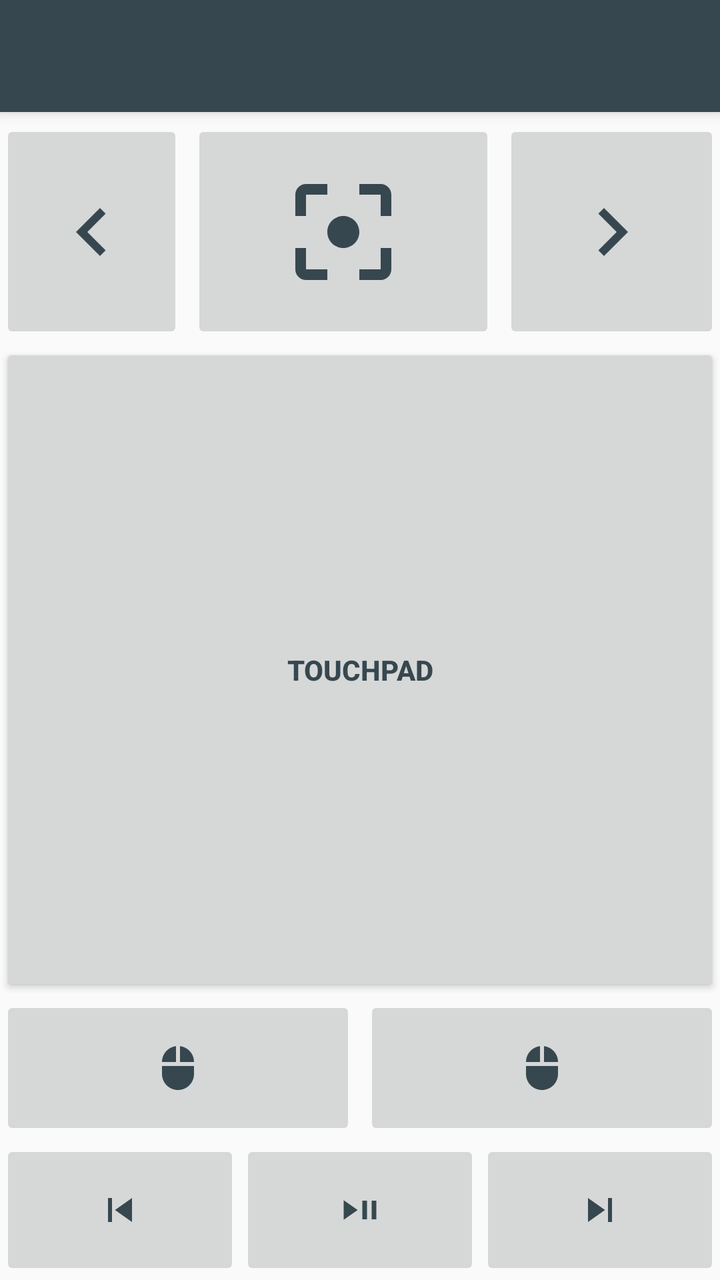
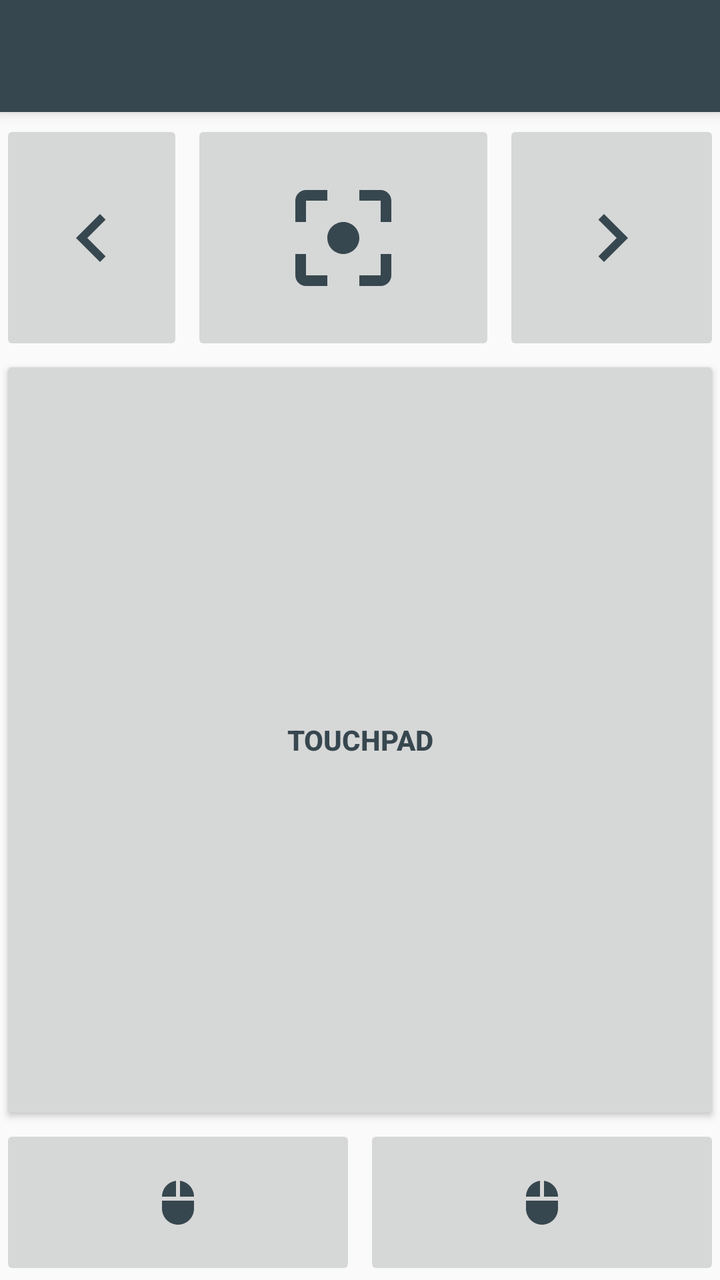

Compare the two renders of this Android layout. The source of the first and the diff that turns it into the second are given below.
<!-- AndroidManifest.xml: application theme AppTheme -->
<!-- res/layout/activity_control.xml -->
<?xml version="1.0" encoding="utf-8"?>
<androidx.coordinatorlayout.widget.CoordinatorLayout xmlns:android="http://schemas.android.com/apk/res/android"
    xmlns:app="http://schemas.android.com/apk/res-auto"
    xmlns:tools="http://schemas.android.com/tools"
    android:layout_width="match_parent"
    android:layout_height="match_parent"
    android:fitsSystemWindows="true"
    android:keepScreenOn="true"
    tools:context=".ControlActivity">

    <com.google.android.material.appbar.AppBarLayout
        android:layout_width="match_parent"
        android:layout_height="wrap_content">

        <androidx.appcompat.widget.Toolbar
            android:id="@+id/toolbar"
            android:layout_width="match_parent"
            android:layout_height="?attr/actionBarSize"
            android:theme="@style/ThemeOverlay.AppCompat.Dark.ActionBar" />

    </com.google.android.material.appbar.AppBarLayout>

    <androidx.constraintlayout.widget.ConstraintLayout
        android:id="@+id/controlMainView"
        android:layout_width="match_parent"
        android:layout_height="match_parent"
        app:layout_behavior="@string/appbar_scrolling_view_behavior"
        tools:showIn="@layout/activity_conn">

        <androidx.coordinatorlayout.widget.CoordinatorLayout
            android:id="@+id/constraintLayoutControlScanner"
            android:layout_width="match_parent"
            android:layout_height="match_parent"
            android:visibility="gone">

            <me.dm7.barcodescanner.zxing.ZXingScannerView
                android:id="@+id/scannerView"
                android:layout_width="match_parent"
                android:layout_height="match_parent" />

            <LinearLayout
                android:layout_width="match_parent"
                android:layout_height="wrap_content"
                android:layout_gravity="bottom|center"
                android:background="#66ffffff">

                <CheckBox
                    android:id="@+id/checkBoxControlScannerReturn"
                    android:layout_width="wrap_content"
                    android:layout_height="wrap_content"
                    android:layout_margin="15dp"
                    android:checked="true"
                    android:text="@string/send_return" />
            </LinearLayout>
        </androidx.coordinatorlayout.widget.CoordinatorLayout>

        <ScrollView
            android:id="@+id/linearLayoutControlKeyboard"
            android:layout_width="match_parent"
            android:layout_height="match_parent"
            android:visibility="gone">

            <LinearLayout
                android:layout_width="match_parent"
                android:layout_height="wrap_content"
                android:orientation="vertical">

                <CheckBox
                    android:id="@+id/checkBoxControlKeyboardSendImmediately"
                    android:layout_width="wrap_content"
                    android:layout_height="wrap_content"
                    android:layout_gravity="center"
                    android:checked="true"
                    android:text="@string/send_immediately" />

                <androidx.coordinatorlayout.widget.CoordinatorLayout
                    android:id="@+id/viewKeyboardInput"
                    android:layout_width="match_parent"
                    android:layout_height="128dp"
                    android:inputType="text"
                    android:minHeight="24dp"
                    android:orientation="vertical">
                    <ImageView
                        android:layout_width="match_parent"
                        android:layout_height="match_parent"
                        android:contentDescription="@string/show_or_hide_keyboard"
                        android:onClick="showSoftKeyboard"
                        app:tint="@color/colorAccent"
                        android:src="@drawable/ic_keyboard_dynamic_128dp" />
                    <systems.sieber.remotespotlight.InputView
                        android:id="@+id/editTextControlKeyboardImmediately"
                        android:layout_width="match_parent"
                        android:layout_height="match_parent"
                        android:hint="@string/send_text_placeholder"
                        android:onClick="showSoftKeyboard"
                        android:inputType="textMultiLine"
                        android:visibility="visible"
                        android:focusable="true"
                        android:clickable="true"
                        tools:ignore="UnusedAttribute" />
                </androidx.coordinatorlayout.widget.CoordinatorLayout>

                <EditText
                    android:id="@+id/editTextControlKeyboardText"
                    android:layout_width="match_parent"
                    android:layout_height="wrap_content"
                    android:hint="@string/send_text_placeholder"
                    android:importantForAutofill="no"
                    android:inputType="textMultiLine|textFilter"
                    android:visibility="gone"
                    tools:ignore="UnusedAttribute" />

                <LinearLayout
                    android:layout_width="match_parent"
                    android:layout_height="wrap_content"
                    android:orientation="vertical">

                    <LinearLayout
                        android:layout_width="match_parent"
                        android:layout_height="wrap_content">

                        <Button
                            android:layout_width="0dp"
                            android:layout_height="70dp"
                            android:layout_weight="1"
                            android:onClick="sendEscape"
                            android:textStyle="bold"
                            android:textColor="@color/colorIcon"
                            android:text="@string/escape_key" />
                        <Space
                            android:layout_width="@dimen/control_button_horizontal_space"
                            android:layout_height="match_parent" />
                        <ImageButton
                            android:layout_width="0dp"
                            android:layout_height="70dp"
                            android:layout_weight="1"
                            android:contentDescription="@string/up_arrow_key"
                            android:onClick="sendUp"
                            app:tint="@color/colorIcon"
                            android:src="@drawable/ic_keyboard_arrow_up_dynamic_48dp" />
                        <Space
                            android:layout_width="@dimen/control_button_horizontal_space"
                            android:layout_height="match_parent" />
                        <Button
                            android:id="@+id/buttonSendText"
                            style="@style/Widget.AppCompat.Button.Colored"
                            android:layout_width="0dp"
                            android:layout_height="70dp"
                            android:layout_weight="1"
                            android:onClick="sendMessageFromTextBox"
                            android:text="@string/send"
                            android:visibility="invisible" />
                    </LinearLayout>

                    <LinearLayout
                        android:layout_width="match_parent"
                        android:layout_height="wrap_content">

                        <ImageButton
                            android:layout_width="0dp"
                            android:layout_height="70dp"
                            android:layout_weight="1"
                            android:contentDescription="@string/left_arrow_key"
                            android:onClick="sendLeft"
                            app:tint="@color/colorIcon"
                            android:src="@drawable/ic_keyboard_arrow_left_dynamic_48dp" />
                        <Space
                            android:layout_width="@dimen/control_button_horizontal_space"
                            android:layout_height="match_parent" />
                        <ImageButton
                            android:layout_width="0dp"
                            android:layout_height="70dp"
                            android:layout_weight="1"
                            android:contentDescription="@string/down_arrow_key"
                            android:onClick="sendDown"
                            app:tint="@color/colorIcon"
                            android:src="@drawable/ic_keyboard_arrow_down_dynamic_48dp" />
                        <Space
                            android:layout_width="@dimen/control_button_horizontal_space"
                            android:layout_height="match_parent" />
                        <ImageButton
                            android:layout_width="0dp"
                            android:layout_height="70dp"
                            android:layout_weight="1"
                            android:contentDescription="@string/right_arrow_key"
                            android:onClick="sendRight"
                            app:tint="@color/colorIcon"
                            android:src="@drawable/ic_keyboard_arrow_right_dynamic_48dp" />
                    </LinearLayout>
                </LinearLayout>

                <Space
                    android:layout_width="match_parent"
                    android:layout_height="24dp" />

                <LinearLayout
                    style="?android:attr/buttonBarStyle"
                    android:layout_width="match_parent"
                    android:layout_height="wrap_content">

                    <Button
                        style="?android:attr/buttonBarButtonStyle"
                        android:layout_width="0dp"
                        android:layout_height="70dp"
                        android:layout_weight="1"
                        android:onClick="sendF1"
                        android:text="@string/f1" />

                    <Button
                        style="?android:attr/buttonBarButtonStyle"
                        android:layout_width="0dp"
                        android:layout_height="70dp"
                        android:layout_weight="1"
                        android:onClick="sendF2"
                        android:text="@string/f2" />

                    <Button
                        style="?android:attr/buttonBarButtonStyle"
                        android:layout_width="0dp"
                        android:layout_height="70dp"
                        android:layout_weight="1"
                        android:onClick="sendF3"
                        android:text="@string/f3" />

                    <Button
                        style="?android:attr/buttonBarButtonStyle"
                        android:layout_width="0dp"
                        android:layout_height="70dp"
                        android:layout_weight="1"
                        android:onClick="sendF4"
                        android:text="@string/f4" />
                </LinearLayout>

                <LinearLayout
                    style="?android:attr/buttonBarStyle"
                    android:layout_width="match_parent"
                    android:layout_height="wrap_content">

                    <Button
                        style="?android:attr/buttonBarButtonStyle"
                        android:layout_width="0dp"
                        android:layout_height="70dp"
                        android:layout_weight="1"
                        android:onClick="sendF5"
                        android:text="@string/f5" />

                    <Button
                        style="?android:attr/buttonBarButtonStyle"
                        android:layout_width="0dp"
                        android:layout_height="70dp"
                        android:layout_weight="1"
                        android:onClick="sendF6"
                        android:text="@string/f6" />

                    <Button
                        style="?android:attr/buttonBarButtonStyle"
                        android:layout_width="0dp"
                        android:layout_height="70dp"
                        android:layout_weight="1"
                        android:onClick="sendF7"
                        android:text="@string/f7" />

                    <Button
                        style="?android:attr/buttonBarButtonStyle"
                        android:layout_width="0dp"
                        android:layout_height="70dp"
                        android:layout_weight="1"
                        android:onClick="sendF8"
                        android:text="@string/f8" />
                </LinearLayout>

                <LinearLayout
                    style="?android:attr/buttonBarStyle"
                    android:layout_width="match_parent"
                    android:layout_height="wrap_content">

                    <Button
                        style="?android:attr/buttonBarButtonStyle"
                        android:layout_width="0dp"
                        android:layout_height="70dp"
                        android:layout_weight="1"
                        android:onClick="sendF9"
                        android:text="@string/f9" />

                    <Button
                        style="?android:attr/buttonBarButtonStyle"
                        android:layout_width="0dp"
                        android:layout_height="70dp"
                        android:layout_weight="1"
                        android:onClick="sendF10"
                        android:text="@string/f10" />

                    <Button
                        style="?android:attr/buttonBarButtonStyle"
                        android:layout_width="0dp"
                        android:layout_height="70dp"
                        android:layout_weight="1"
                        android:onClick="sendF11"
                        android:text="@string/f11" />

                    <Button
                        style="?android:attr/buttonBarButtonStyle"
                        android:layout_width="0dp"
                        android:layout_height="70dp"
                        android:layout_weight="1"
                        android:onClick="sendF12"
                        android:text="@string/f12" />
                </LinearLayout>
            </LinearLayout>
        </ScrollView>

        <LinearLayout
            android:id="@+id/linearLayoutControlDefaults"
            android:layout_width="match_parent"
            android:layout_height="match_parent"
            android:orientation="vertical"
            android:visibility="visible">

            <Space
                android:layout_width="wrap_content"
                android:layout_height="@dimen/control_button_horizontal_space" />

            <LinearLayout
                android:layout_width="match_parent"
                android:layout_height="wrap_content"
                android:layout_weight="1"
                android:orientation="horizontal">

                <ImageButton
                    android:id="@+id/buttonPrev"
                    android:layout_width="90dp"
                    android:layout_height="match_parent"
                    android:layout_weight="1"
                    android:contentDescription="@string/page_up"
                    app:tint="@color/colorIcon"
                    android:onClick="sendPrev"
                    android:src="@drawable/ic_navigate_before_dynamic_48dp"
                    tools:ignore="NestedWeights" />
                <Space
                    android:layout_width="@dimen/control_button_horizontal_space"
                    android:layout_height="match_parent" />
                <ImageButton
                    android:id="@+id/buttonSpotlight"
                    android:layout_width="wrap_content"
                    android:layout_height="match_parent"
                    android:layout_weight="35"
                    android:contentDescription="@string/show_pointer"
                    app:tint="@color/colorIcon"
                    android:src="@drawable/ic_filter_center_focus_dynamic_24dp" />
                <Space
                    android:layout_width="@dimen/control_button_horizontal_space"
                    android:layout_height="match_parent" />
                <ImageButton
                    android:id="@+id/buttonNext"
                    android:layout_width="90dp"
                    android:layout_height="match_parent"
                    android:layout_weight="10"
                    android:contentDescription="@string/page_down"
                    app:tint="@color/colorIcon"
                    android:onClick="sendNext"
                    android:src="@drawable/ic_navigate_next_dynamic_48dp" />
            </LinearLayout>

            <LinearLayout
                android:layout_width="match_parent"
                android:layout_height="wrap_content"
                android:layout_weight="10"
                android:orientation="horizontal">

                <Button
                    android:id="@+id/buttonTouchpad"
                    style="@style/Widget.AppCompat.Button"
                    android:textStyle="bold"
                    android:textColor="@color/colorIcon"
                    android:layout_width="match_parent"
                    android:layout_height="match_parent"
                    android:text="@string/touchpad" />
            </LinearLayout>

            <LinearLayout
                android:layout_width="match_parent"
                android:layout_height="wrap_content"
                android:layout_weight="1">

                <ImageButton
                    android:id="@+id/buttonMouseLeft"
                    android:layout_width="90dp"
                    android:layout_height="match_parent"
                    android:layout_weight="1"
                    android:contentDescription="@string/mouse_click_left"
                    app:tint="@color/colorIcon"
                    android:src="@drawable/ic_mouse_dynamic_24dp"
                    tools:ignore="NestedWeights" />
                <Space
                    android:layout_width="@dimen/control_button_horizontal_space"
                    android:layout_height="match_parent" />
                <ImageButton
                    android:id="@+id/buttonMouseRight"
                    android:layout_width="90dp"
                    android:layout_height="match_parent"
                    android:layout_weight="1"
                    android:contentDescription="@string/mouse_click_right"
                    app:tint="@color/colorIcon"
                    android:src="@drawable/ic_mouse_dynamic_24dp" />
            </LinearLayout>

            <LinearLayout
                android:layout_width="match_parent"
                android:layout_height="wrap_content">

                <ImageButton
                    android:layout_width="0dp"
                    android:layout_height="70dp"
                    android:layout_weight="1"
                    android:onClick="sendMediaPrev"
                    app:tint="@color/colorIcon"
                    android:src="@drawable/ic_skip_previous_24dp"
                    android:contentDescription="@string/previous" />

                <ImageButton
                    android:layout_width="0dp"
                    android:layout_height="70dp"
                    android:layout_weight="1"
                    android:onClick="sendMediaPlayPause"
                    app:tint="@color/colorIcon"
                    android:src="@drawable/ic_play_pause_24dp"
                    android:contentDescription="@string/play_pause" />

                <ImageButton
                    android:layout_width="0dp"
                    android:layout_height="70dp"
                    android:layout_weight="1"
                    android:onClick="sendMediaNext"
                    app:tint="@color/colorIcon"
                    android:src="@drawable/ic_skip_next_24dp"
                    android:contentDescription="@string/next" />
            </LinearLayout>

            
        </LinearLayout>

    </androidx.constraintlayout.widget.ConstraintLayout>

</androidx.coordinatorlayout.widget.CoordinatorLayout>
<!-- res/layout/activity_conn.xml (included above) -->
<?xml version="1.0" encoding="utf-8"?>
<androidx.drawerlayout.widget.DrawerLayout
    xmlns:android="http://schemas.android.com/apk/res/android"
    xmlns:app="http://schemas.android.com/apk/res-auto"
    xmlns:tools="http://schemas.android.com/tools"
    android:id="@+id/drawerLayoutMain"
    android:layout_width="match_parent"
    android:layout_height="match_parent"
    android:fitsSystemWindows="true"
    tools:openDrawer="start">

    <include
        layout="@layout/activity_conn_content"
        android:layout_width="match_parent"
        android:layout_height="match_parent" />

    <com.google.android.material.navigation.NavigationView
        android:id="@+id/navigationViewMain"
        android:layout_width="wrap_content"
        android:layout_height="match_parent"
        android:layout_gravity="start"
        android:fitsSystemWindows="true"
        app:headerLayout="@layout/activity_conn_nav_header"
        app:menu="@menu/drawer_conn" />

</androidx.drawerlayout.widget.DrawerLayout>
<!-- res/layout/activity_conn_content.xml (included above) -->
<?xml version="1.0" encoding="utf-8"?>
<androidx.coordinatorlayout.widget.CoordinatorLayout
    xmlns:android="http://schemas.android.com/apk/res/android"
    xmlns:app="http://schemas.android.com/apk/res-auto"
    xmlns:tools="http://schemas.android.com/tools"
    android:layout_width="match_parent"
    android:layout_height="match_parent"
    tools:context=".ConnectActivity">

    <com.google.android.material.appbar.AppBarLayout
        android:layout_width="match_parent"
        android:layout_height="wrap_content">

        <androidx.appcompat.widget.Toolbar
            android:id="@+id/toolbar"
            android:layout_width="match_parent"
            android:layout_height="?attr/actionBarSize"
            android:theme="@style/ThemeOverlay.AppCompat.Dark.ActionBar" />

    </com.google.android.material.appbar.AppBarLayout>

    <androidx.constraintlayout.widget.ConstraintLayout
        android:layout_width="match_parent"
        android:layout_height="match_parent"
        tools:showIn="@layout/activity_conn"
        app:layout_behavior="@string/appbar_scrolling_view_behavior">

        <TextView
            android:id="@+id/textViewConnectInfo"
            android:layout_width="wrap_content"
            android:layout_height="wrap_content"
            android:gravity="center_horizontal"
            android:padding="30dp"
            android:text="@string/add_computer"
            app:layout_constraintBottom_toBottomOf="parent"
            app:layout_constraintLeft_toLeftOf="parent"
            app:layout_constraintRight_toRightOf="parent"
            app:layout_constraintTop_toTopOf="parent"
            android:autoLink="web" />

        <ListView
            android:id="@+id/listViewServer"
            android:layout_width="match_parent"
            android:layout_height="match_parent"
            tools:layout_editor_absoluteX="0dp"
            tools:layout_editor_absoluteY="0dp" />

    </androidx.constraintlayout.widget.ConstraintLayout>

    

</androidx.coordinatorlayout.widget.CoordinatorLayout>
<!-- res/layout/activity_conn_nav_header.xml (included above) -->
<?xml version="1.0" encoding="utf-8"?>
<RelativeLayout
    xmlns:android="http://schemas.android.com/apk/res/android"
    xmlns:app="http://schemas.android.com/apk/res-auto"
    android:layout_width="match_parent"
    android:layout_height="wrap_content">

    <ImageView
        android:layout_width="wrap_content"
        android:layout_height="wrap_content"
        android:layout_alignStart="@id/navHeaderContent"
        android:layout_alignTop="@+id/navHeaderContent"
        android:layout_alignEnd="@id/navHeaderContent"
        android:layout_alignBottom="@id/navHeaderContent"
        android:layout_alignRight="@id/navHeaderContent"
        android:layout_alignLeft="@id/navHeaderContent"
        android:scaleType="centerCrop"
        android:background="@color/colorPrimary" />

    <LinearLayout
        android:id="@+id/navHeaderContent"
        android:layout_width="match_parent"
        android:layout_height="wrap_content"
        android:gravity="top"
        android:orientation="vertical"
        android:paddingLeft="@dimen/activity_horizontal_margin"
        android:paddingTop="@dimen/activity_vertical_margin"
        android:paddingRight="@dimen/activity_horizontal_margin"
        android:paddingBottom="@dimen/activity_vertical_margin"
        android:theme="@style/ThemeOverlay.AppCompat.Dark">

        <Space
            android:layout_width="match_parent"
            android:layout_height="@dimen/activity_vertical_margin" />
        <Space
            android:layout_width="match_parent"
            android:layout_height="@dimen/activity_vertical_margin" />

        <LinearLayout
            android:layout_width="match_parent"
            android:layout_height="wrap_content"
            android:orientation="horizontal">
            <ImageView
                android:layout_width="wrap_content"
                android:layout_height="wrap_content"
                android:contentDescription="@string/app_name"
                app:srcCompat="@drawable/ic_launcher_foreground" />
            <LinearLayout
                android:layout_width="wrap_content"
                android:layout_height="wrap_content"
                android:orientation="vertical"
                android:layout_gravity="center_vertical">

                <TextView
                    android:layout_width="wrap_content"
                    android:layout_height="wrap_content"
                    android:text="@string/app_name"
                    android:textAppearance="@style/TextAppearance.AppCompat.Body2" />

                <TextView
                    android:layout_width="wrap_content"
                    android:layout_height="wrap_content"
                    android:text="@string/app_subtitle" />
            </LinearLayout>
        </LinearLayout>

    </LinearLayout>

</RelativeLayout>
<!-- resources referenced by this layout -->
<resources>
  <color name="colorAccent">#37474f</color>
  <color name="colorIcon">#37474f</color>
  <color name="colorPrimary">#37474f</color>
  <dimen name="activity_horizontal_margin">16dp</dimen>
  <dimen name="activity_vertical_margin">16dp</dimen>
  <dimen name="control_button_horizontal_space">4dp</dimen>
  <!-- drawable ic_navigate_next_dynamic_48dp (drawable) -->
  <vector android:height="48dp" android:tint="?attr/colorControlNormal"
      android:viewportHeight="24.0" android:viewportWidth="24.0"
      android:width="48dp" xmlns:android="http://schemas.android.com/apk/res/android">
      <path android:fillColor="#FF000000" android:pathData="M10,6L8.59,7.41 13.17,12l-4.58,4.59L10,18l6,-6z"/>
  </vector>
  <!-- drawable ic_play_pause_24dp (drawable) -->
  <vector xmlns:android="http://schemas.android.com/apk/res/android"
      android:width="28dp"
      android:height="28dp"
      android:viewportWidth="960"
      android:viewportHeight="960">
    <path
        android:pathData="M200,648v-336l240,168 -240,168ZM520,640v-320h80v320h-80ZM680,640v-320h80v320h-80Z"
        android:fillColor="#000000"/>
  </vector>
  <!-- drawable ic_skip_next_24dp (drawable) -->
  <vector xmlns:android="http://schemas.android.com/apk/res/android" android:height="24dp" android:tint="#000000" android:viewportHeight="24" android:viewportWidth="24" android:width="24dp">
        
      <path android:fillColor="@android:color/white" android:pathData="M6,18l8.5,-6L6,6v12zM16,6v12h2V6h-2z"/>
      
  </vector>
  <!-- drawable ic_skip_previous_24dp (drawable) -->
  <vector xmlns:android="http://schemas.android.com/apk/res/android" android:height="24dp" android:tint="#000000" android:viewportHeight="24" android:viewportWidth="24" android:width="24dp">
        
      <path android:fillColor="@android:color/white" android:pathData="M6,6h2v12L6,18zM9.5,12l8.5,6L18,6z"/>
      
  </vector>
  <string name="add_computer">Please download the RemotePointer App %1$s from https://sieber.systems/s/rp and start it on your computer. Ensure that the computer and this android device are connected to the same WiFi network.</string>
  <string name="app_name">RemotePointer</string>
  <string name="app_subtitle">Digital Laser Pointer, Mouse/Keyboard Control &amp; Barcode Scanner</string>
  <string name="down_arrow_key">Down Arrow Key</string>
  <string name="escape_key">ESC</string>
  <string name="f1">F1</string>
  <string name="f10">F10</string>
  <string name="f11">F11</string>
  <string name="f12">F12</string>
  <string name="f2">F2</string>
  <string name="f3">F3</string>
  <string name="f4">F4</string>
  <string name="f5">F5</string>
  <string name="f6">F6</string>
  <string name="f7">F7</string>
  <string name="f8">F8</string>
  <string name="f9">F9</string>
  <string name="left_arrow_key">Left Arrow Key</string>
  <string name="mouse_click_left">Mouse Click Left</string>
  <string name="mouse_click_right">Mouse Click Right</string>
  <string name="next">Next</string>
  <string name="page_down">Page Down</string>
  <string name="page_up">Page Up</string>
  <string name="play_pause">Play/Pause</string>
  <string name="previous">Previous</string>
  <string name="right_arrow_key">Right Arrow Key</string>
  <string name="send">Send</string>
  <string name="send_immediately">Send immediately</string>
  <string name="send_return">Send Return</string>
  <string name="send_text_placeholder">Your text here…</string>
  <string name="show_or_hide_keyboard">Show or hide Keyboard</string>
  <string name="show_pointer">Show Pointer</string>
  <string name="touchpad">Touchpad</string>
  <string name="up_arrow_key">Up Arrow Key</string>
  <color name="colorPrimaryDark">#102027</color>
  <color name="colorTextLink">@color/colorAccent</color>
  <color name="colorBackground">#fafafa</color>
  <!-- unchanged entries left out for length: 10 -->
</resources>

<!-- the commit's change to res/layout/activity_control.xml (unified diff, before → after) -->
@@ -187,6 +187,42 @@
                             app:tint="@color/colorIcon"
                             android:src="@drawable/ic_keyboard_arrow_right_dynamic_48dp" />
                     </LinearLayout>
+                </LinearLayout>
+
+                <Space
+                    android:layout_width="match_parent"
+                    android:layout_height="24dp" />
+
+                <LinearLayout
+                    android:layout_width="match_parent"
+                    android:layout_height="wrap_content">
+
+                    <ImageButton
+                        android:layout_width="0dp"
+                        android:layout_height="70dp"
+                        android:layout_weight="1"
+                        android:onClick="sendMediaPrev"
+                        app:tint="@color/colorIcon"
+                        android:src="@drawable/ic_skip_previous_24dp"
+                        android:contentDescription="@string/previous" />
+
+                    <ImageButton
+                        android:layout_width="0dp"
+                        android:layout_height="70dp"
+                        android:layout_weight="1"
+                        android:onClick="sendMediaPlayPause"
+                        app:tint="@color/colorIcon"
+                        android:src="@drawable/ic_play_pause_24dp"
+                        android:contentDescription="@string/play_pause" />
+
+                    <ImageButton
+                        android:layout_width="0dp"
+                        android:layout_height="70dp"
+                        android:layout_weight="1"
+                        android:onClick="sendMediaNext"
+                        app:tint="@color/colorIcon"
+                        android:src="@drawable/ic_skip_next_24dp"
+                        android:contentDescription="@string/next" />
                 </LinearLayout>
 
                 <Space
@@ -404,38 +440,6 @@
                     android:src="@drawable/ic_mouse_dynamic_24dp" />
             </LinearLayout>
 
-            <LinearLayout
-                android:layout_width="match_parent"
-                android:layout_height="wrap_content">
-
-                <ImageButton
-                    android:layout_width="0dp"
-                    android:layout_height="70dp"
-                    android:layout_weight="1"
-                    android:onClick="sendMediaPrev"
-                    app:tint="@color/colorIcon"
-                    android:src="@drawable/ic_skip_previous_24dp"
-                    android:contentDescription="@string/previous" />
-
-                <ImageButton
-                    android:layout_width="0dp"
-                    android:layout_height="70dp"
-                    android:layout_weight="1"
-                    android:onClick="sendMediaPlayPause"
-                    app:tint="@color/colorIcon"
-                    android:src="@drawable/ic_play_pause_24dp"
-                    android:contentDescription="@string/play_pause" />
-
-                <ImageButton
-                    android:layout_width="0dp"
-                    android:layout_height="70dp"
-                    android:layout_weight="1"
-                    android:onClick="sendMediaNext"
-                    app:tint="@color/colorIcon"
-                    android:src="@drawable/ic_skip_next_24dp"
-                    android:contentDescription="@string/next" />
-            </LinearLayout>
-
             
         </LinearLayout>
 
